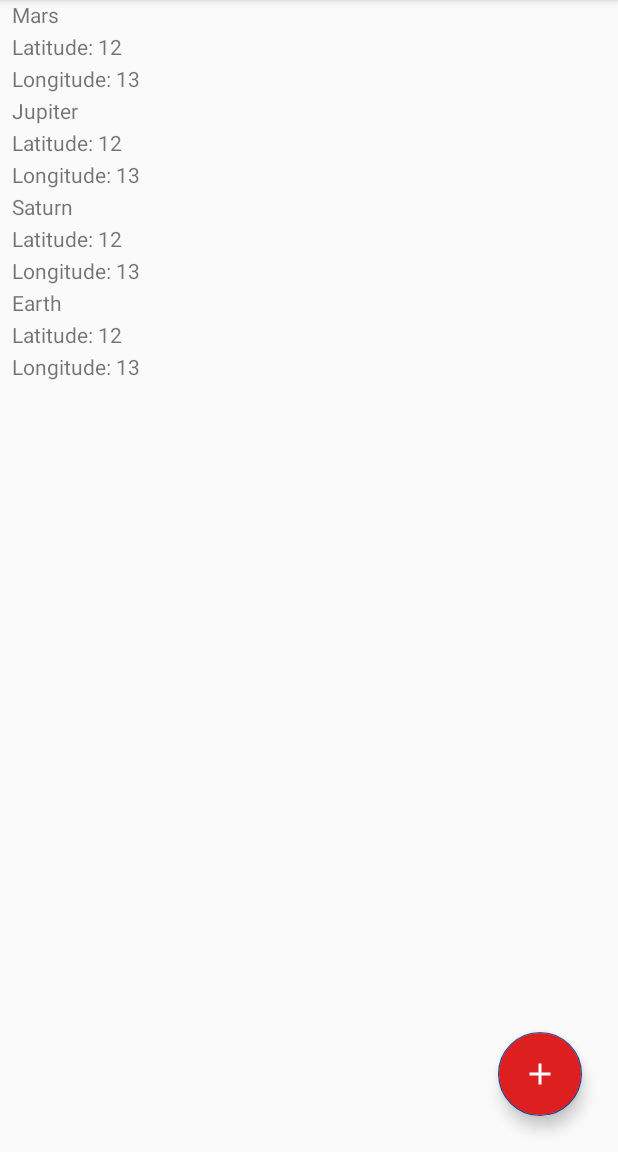
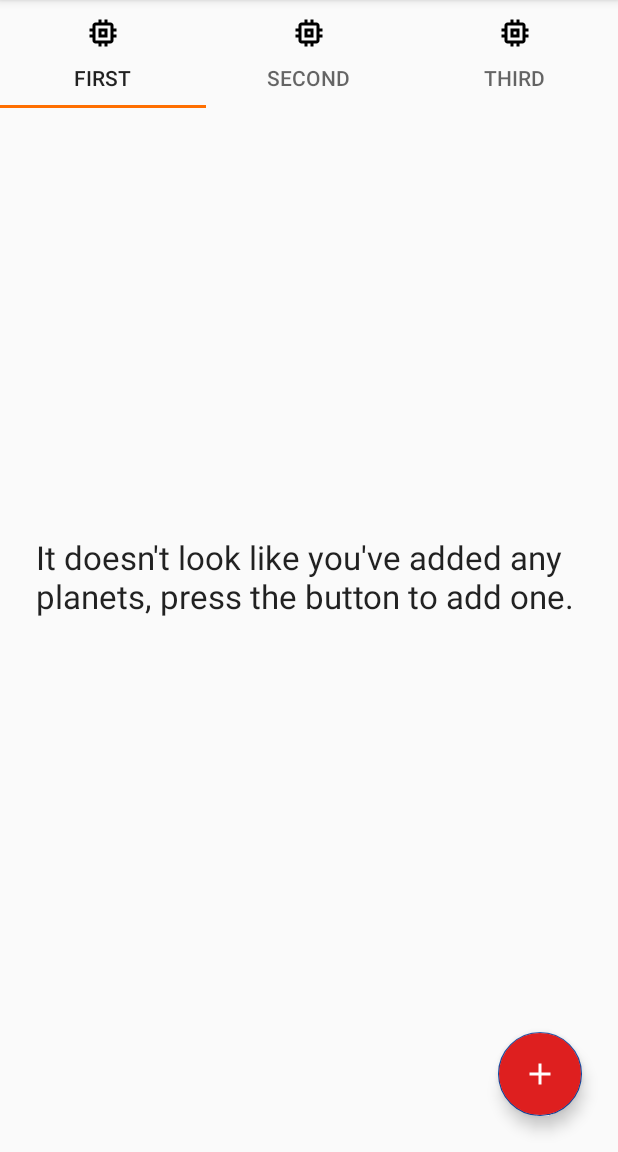
Before and after one commit to steverichey/im361, an Android app: the screen it shows after launch (MainActivity), on a phone screen of 412 x 824 dp, the part 84-1236 px from its top. Run offline under Robolectric (Android 15) with nearby library versions, the phone set to English and light mode, and no system bars.

Commit message:
add tab layout

```diff
--- /dev/null
+++ b/examples/android/app/src/main/res/drawable/ic_memory_black_24dp.xml
@@ -0,0 +1,5 @@
+<vector android:height="24dp" android:tint="#4A74B9"
+    android:viewportHeight="24.0" android:viewportWidth="24.0"
+    android:width="24dp" xmlns:android="http://schemas.android.com/apk/res/android">
+    <path android:fillColor="#FF000000" android:pathData="M15,9L9,9v6h6L15,9zM13,13h-2v-2h2v2zM21,11L21,9h-2L19,7c0,-1.1 -0.9,-2 -2,-2h-2L15,3h-2v2h-2L11,3L9,3v2L7,5c-1.1,0 -2,0.9 -2,2v2L3,9v2h2v2L3,13v2h2v2c0,1.1 0.9,2 2,2h2v2h2v-2h2v2h2v-2h2c1.1,0 2,-0.9 2,-2v-2h2v-2h-2v-2h2zM17,17L7,17L7,7h10v10z"/>
+</vector>
--- a/examples/android/app/src/main/res/layout/activity_main.xml
+++ b/examples/android/app/src/main/res/layout/activity_main.xml
@@ -1,10 +1,39 @@
 <?xml version="1.0" encoding="utf-8"?>
-<androidx.constraintlayout.widget.ConstraintLayout xmlns:android="http://schemas.android.com/apk/res/android"
+<androidx.constraintlayout.widget.ConstraintLayout
+    xmlns:android="http://schemas.android.com/apk/res/android"
     xmlns:app="http://schemas.android.com/apk/res-auto"
     xmlns:tools="http://schemas.android.com/tools"
     android:layout_width="match_parent"
     android:layout_height="match_parent"
     tools:context=".MainActivity">
+
+    <com.google.android.material.tabs.TabLayout
+        app:tabIndicatorColor="@color/colorPrimary"
+        android:layout_width="0dp"
+        android:layout_height="wrap_content"
+        app:layout_constraintEnd_toEndOf="parent"
+        app:layout_constraintStart_toStartOf="parent"
+        app:layout_constraintTop_toTopOf="parent">
+
+        <com.google.android.material.tabs.TabItem
+            android:layout_width="wrap_content"
+            android:layout_height="wrap_content"
+            android:icon="@drawable/ic_memory_black_24dp"
+            android:text="First" />
+
+        <com.google.android.material.tabs.TabItem
+            android:layout_width="wrap_content"
+            android:layout_height="wrap_content"
+            android:icon="@drawable/ic_memory_black_24dp"
+            android:text="Second" />
+
+        <com.google.android.material.tabs.TabItem
+            android:layout_width="wrap_content"
+            android:layout_height="wrap_content"
+            android:icon="@drawable/ic_memory_black_24dp"
+            android:text="Third" />
+
+    </com.google.android.material.tabs.TabLayout>
 
     <TextView
         android:id="@+id/no_planets_added"
@@ -15,7 +44,6 @@
         android:allowUndo="false"
         android:text="@string/it_doesn_t_look_like_you_ve_added_any_planets_press_the_button_to_add_one"
         android:textAppearance="@style/TextAppearance.AppCompat.Large"
-        android:visibility="invisible"
         app:layout_constraintBottom_toBottomOf="parent"
         app:layout_constraintLeft_toLeftOf="parent"
         app:layout_constraintRight_toRightOf="parent"
@@ -33,191 +61,4 @@
         app:layout_constraintBottom_toBottomOf="parent"
         app:layout_constraintEnd_toEndOf="parent" />
 
-    <LinearLayout
-        android:layout_width="0dp"
-        android:layout_height="wrap_content"
-        android:orientation="vertical"
-        app:layout_constraintEnd_toEndOf="parent"
-        app:layout_constraintStart_toStartOf="parent"
-        app:layout_constraintTop_toTopOf="parent">
-
-        <LinearLayout
-            android:layout_width="match_parent"
-            android:layout_height="64dp"
-            android:orientation="horizontal">
-
-            <ImageView
-                android:id="@+id/image_view_1"
-                android:layout_width="wrap_content"
-                android:layout_height="wrap_content"
-                android:layout_marginEnd="8dp"
-                android:layout_weight="1"
-                android:adjustViewBounds="false"
-                android:cropToPadding="false"
-                android:scaleType="fitStart"
-                tools:srcCompat="@tools:sample/avatars" />
-
-            <LinearLayout
-                android:layout_width="match_parent"
-                android:layout_height="match_parent"
-                android:layout_weight="1"
-                android:orientation="vertical">
-
-                <TextView
-                    android:id="@+id/textView1"
-                    android:layout_width="wrap_content"
-                    android:layout_height="wrap_content"
-                    android:layout_weight="1"
-                    android:text="Mars" />
-
-                <TextView
-                    android:id="@+id/textView2"
-                    android:layout_width="wrap_content"
-                    android:layout_height="wrap_content"
-                    android:layout_weight="1"
-                    android:text="Latitude: 12" />
-
-                <TextView
-                    android:id="@+id/textView3"
-                    android:layout_width="wrap_content"
-                    android:layout_height="wrap_content"
-                    android:layout_weight="1"
-                    android:text="Longitude: 13" />
-            </LinearLayout>
-
-        </LinearLayout>
-
-        <LinearLayout
-            android:layout_width="match_parent"
-            android:layout_height="64dp"
-            android:orientation="horizontal">
-
-            <ImageView
-                android:id="@+id/image_view_2"
-                android:layout_width="wrap_content"
-                android:layout_height="wrap_content"
-                android:layout_marginEnd="8dp"
-                android:layout_weight="1"
-                android:adjustViewBounds="false"
-                android:cropToPadding="false"
-                android:scaleType="fitStart"
-                tools:srcCompat="@tools:sample/avatars" />
-
-            <LinearLayout
-                android:layout_width="match_parent"
-                android:layout_height="match_parent"
-                android:layout_weight="1"
-                android:orientation="vertical">
-
-                <TextView
-                    android:id="@+id/textView4"
-                    android:layout_width="wrap_content"
-                    android:layout_height="wrap_content"
-                    android:layout_weight="1"
-                    android:text="Jupiter" />
-
-                <TextView
-                    android:id="@+id/textView5"
-                    android:layout_width="wrap_content"
-                    android:layout_height="wrap_content"
-                    android:layout_weight="1"
-                    android:text="Latitude: 12" />
-
-                <TextView
-                    android:id="@+id/textView6"
-                    android:layout_width="wrap_content"
-                    android:layout_height="wrap_content"
-                    android:layout_weight="1"
-                    android:text="Longitude: 13" />
-            </LinearLayout>
-
-        </LinearLayout>
-
-        <LinearLayout
-            android:layout_width="match_parent"
-            android:layout_height="64dp"
-            android:orientation="horizontal">
-
-            <ImageView
-                android:id="@+id/image_view_3"
-                android:layout_width="wrap_content"
-                android:layout_height="wrap_content"
-                android:layout_marginEnd="8dp"
-                android:layout_weight="1"
-                android:adjustViewBounds="false"
-                android:cropToPadding="false"
-                android:scaleType="fitStart"
-                tools:srcCompat="@tools:sample/avatars" />
-
-            <LinearLayout
-                android:layout_width="match_parent"
-                android:layout_height="match_parent"
-                android:layout_weight="1"
-                android:orientation="vertical">
-
-                <TextView
-                    android:layout_width="wrap_content"
-                    android:layout_height="wrap_content"
-                    android:layout_weight="1"
-                    android:text="Saturn" />
-
-                <TextView
-                    android:layout_width="wrap_content"
-                    android:layout_height="wrap_content"
-                    android:layout_weight="1"
-                    android:text="Latitude: 12" />
-
-                <TextView
-                    android:layout_width="wrap_content"
-                    android:layout_height="wrap_content"
-                    android:layout_weight="1"
-                    android:text="Longitude: 13" />
-            </LinearLayout>
-
-        </LinearLayout>
-
-        <LinearLayout
-            android:layout_width="match_parent"
-            android:layout_height="64dp"
-            android:orientation="horizontal">
-
-            <ImageView
-                android:id="@+id/image_view_4"
-                android:layout_width="wrap_content"
-                android:layout_height="wrap_content"
-                android:layout_marginEnd="8dp"
-                android:layout_weight="1"
-                android:adjustViewBounds="false"
-                android:cropToPadding="false"
-                android:scaleType="fitStart"
-                tools:srcCompat="@tools:sample/avatars" />
-
-            <LinearLayout
-                android:layout_width="match_parent"
-                android:layout_height="match_parent"
-                android:layout_weight="1"
-                android:orientation="vertical">
-
-                <TextView
-                    android:layout_width="wrap_content"
-                    android:layout_height="wrap_content"
-                    android:layout_weight="1"
-                    android:text="Earth" />
-
-                <TextView
-                    android:layout_width="wrap_content"
-                    android:layout_height="wrap_content"
-                    android:layout_weight="1"
-                    android:text="Latitude: 12" />
-
-                <TextView
-                    android:layout_width="wrap_content"
-                    android:layout_height="wrap_content"
-                    android:layout_weight="1"
-                    android:text="Longitude: 13" />
-            </LinearLayout>
-
-        </LinearLayout>
-    </LinearLayout>
-
 </androidx.constraintlayout.widget.ConstraintLayout>
```
